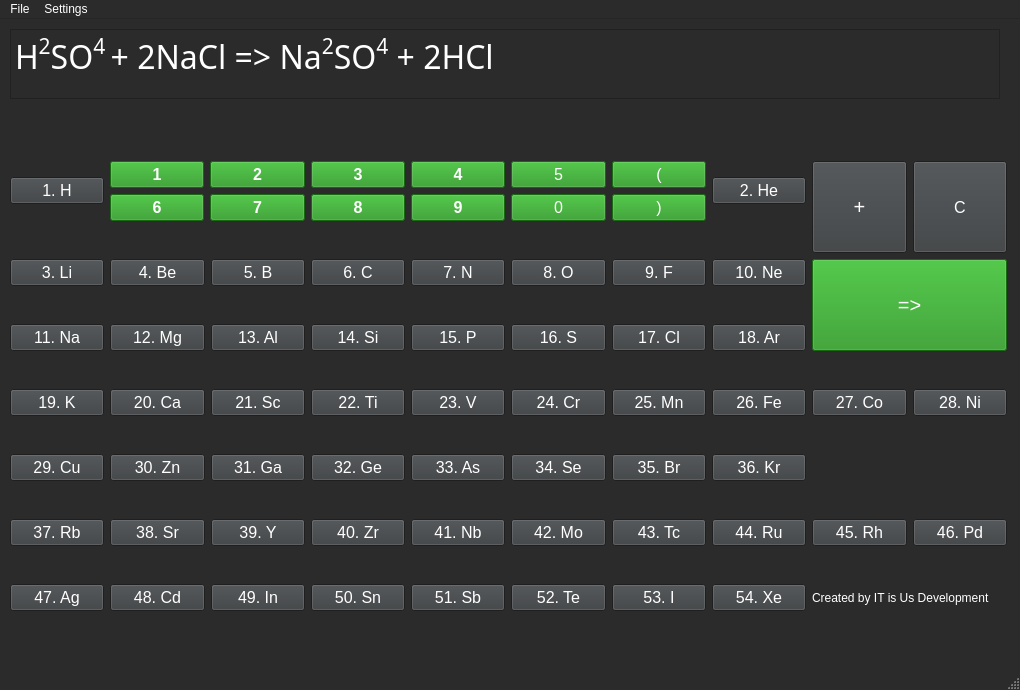
Old version of the form Sub_parameters.ui in the repository AlexSmirn0v/Chemical-Romance.
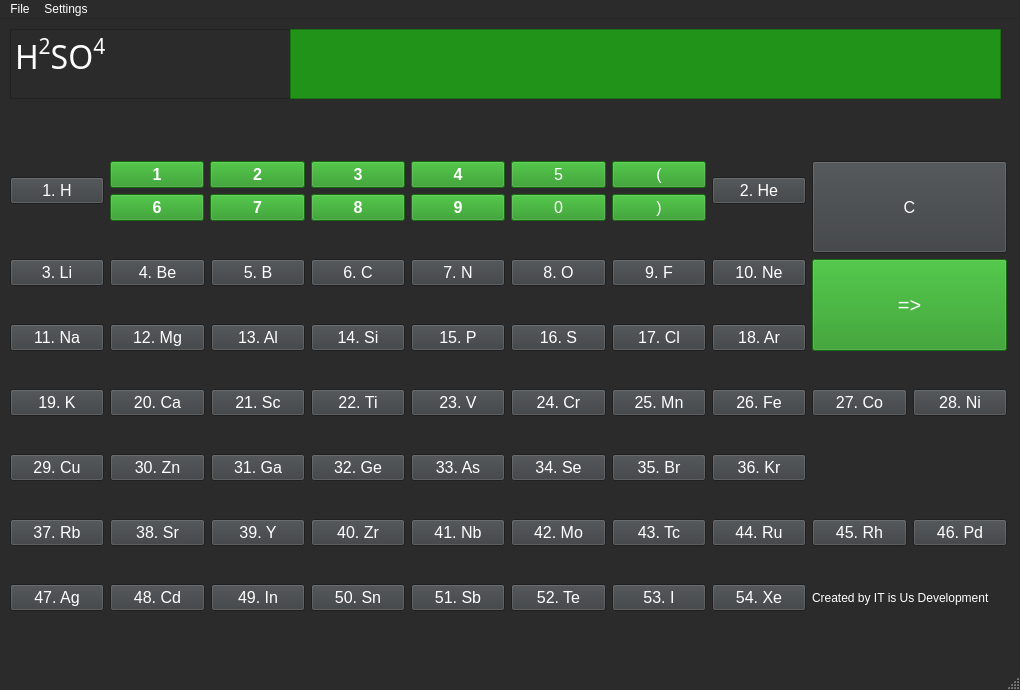
New version of the form.

```diff
--- a/Sub_parameters.ui
+++ b/Sub_parameters.ui
@@ -535,7 +535,7 @@
      <rect>
       <x>10</x>
       <y>10</y>
-      <width>990</width>
+      <width>281</width>
       <height>70</height>
      </rect>
     </property>
@@ -553,7 +553,7 @@
 &lt;html&gt;&lt;head&gt;&lt;meta name=&quot;qrichtext&quot; content=&quot;1&quot; /&gt;&lt;style type=&quot;text/css&quot;&gt;
 p, li { white-space: pre-wrap; }
 &lt;/style&gt;&lt;/head&gt;&lt;body style=&quot; font-family:'Yu Gothic Light'; font-size:18pt; font-weight:400; font-style:normal;&quot;&gt;
-&lt;p style=&quot; margin-top:0px; margin-bottom:0px; margin-left:0px; margin-right:0px; -qt-block-indent:0; text-indent:0px;&quot;&gt;&lt;span style=&quot; font-family:'MS Shell Dlg 2'; font-size:24pt;&quot;&gt;H&lt;/span&gt;&lt;span style=&quot; font-family:'MS Shell Dlg 2'; font-size:24pt; vertical-align:super;&quot;&gt;2&lt;/span&gt;&lt;span style=&quot; font-family:'MS Shell Dlg 2'; font-size:24pt;&quot;&gt;SO&lt;/span&gt;&lt;span style=&quot; font-family:'MS Shell Dlg 2'; font-size:24pt; vertical-align:super;&quot;&gt;4 &lt;/span&gt;&lt;span style=&quot; font-family:'MS Shell Dlg 2'; font-size:24pt;&quot;&gt;+ 2NaCl =&amp;gt; Na&lt;/span&gt;&lt;span style=&quot; font-family:'MS Shell Dlg 2'; font-size:24pt; vertical-align:super;&quot;&gt;2&lt;/span&gt;&lt;span style=&quot; font-family:'MS Shell Dlg 2'; font-size:24pt;&quot;&gt;SO&lt;/span&gt;&lt;span style=&quot; font-family:'MS Shell Dlg 2'; font-size:24pt; vertical-align:super;&quot;&gt;4&lt;/span&gt;&lt;span style=&quot; font-family:'MS Shell Dlg 2'; font-size:24pt;&quot;&gt; + 2HCl&lt;/span&gt;&lt;/p&gt;&lt;/body&gt;&lt;/html&gt;</string>
+&lt;p style=&quot; margin-top:0px; margin-bottom:0px; margin-left:0px; margin-right:0px; -qt-block-indent:0; text-indent:0px;&quot;&gt;&lt;span style=&quot; font-family:'MS Shell Dlg 2'; font-size:24pt;&quot;&gt;H&lt;/span&gt;&lt;span style=&quot; font-family:'MS Shell Dlg 2'; font-size:24pt; vertical-align:super;&quot;&gt;2&lt;/span&gt;&lt;span style=&quot; font-family:'MS Shell Dlg 2'; font-size:24pt;&quot;&gt;SO&lt;/span&gt;&lt;span style=&quot; font-family:'MS Shell Dlg 2'; font-size:24pt; vertical-align:super;&quot;&gt;4&lt;/span&gt;&lt;/p&gt;&lt;/body&gt;&lt;/html&gt;</string>
     </property>
    </widget>
    <widget class="QWidget" name="gridLayoutWidget">
@@ -1076,38 +1076,6 @@
       <layout class="QHBoxLayout" name="horizontalLayout_3">
        <item>
         <layout class="QGridLayout" name="gridLayout_3">
-         <item row="0" column="0">
-          <widget class="QPushButton" name="plusButton">
-           <property name="sizePolicy">
-            <sizepolicy hsizetype="Minimum" vsizetype="Minimum">
-             <horstretch>0</horstretch>
-             <verstretch>0</verstretch>
-            </sizepolicy>
-           </property>
-           <property name="font">
-            <font>
-             <family>Yu Gothic UI</family>
-             <pointsize>15</pointsize>
-            </font>
-           </property>
-           <property name="text">
-            <string>+</string>
-           </property>
-          </widget>
-         </item>
-         <item row="0" column="1">
-          <widget class="QPushButton" name="pushButton_59">
-           <property name="sizePolicy">
-            <sizepolicy hsizetype="Minimum" vsizetype="Preferred">
-             <horstretch>0</horstretch>
-             <verstretch>0</verstretch>
-            </sizepolicy>
-           </property>
-           <property name="text">
-            <string>С</string>
-           </property>
-          </widget>
-         </item>
          <item row="2" column="0" colspan="2">
           <widget class="QPushButton" name="enterButton">
            <property name="sizePolicy">
@@ -1131,6 +1099,19 @@
            </property>
           </widget>
          </item>
+         <item row="0" column="0" colspan="2">
+          <widget class="QPushButton" name="pushButton_59">
+           <property name="sizePolicy">
+            <sizepolicy hsizetype="Minimum" vsizetype="Preferred">
+             <horstretch>0</horstretch>
+             <verstretch>0</verstretch>
+            </sizepolicy>
+           </property>
+           <property name="text">
+            <string>С</string>
+           </property>
+          </widget>
+         </item>
         </layout>
        </item>
       </layout>
@@ -4669,6 +4650,34 @@
      </item>
     </layout>
    </widget>
+   <widget class="QTextBrowser" name="Valence_Oxidation">
+    <property name="geometry">
+     <rect>
+      <x>290</x>
+      <y>10</y>
+      <width>711</width>
+      <height>70</height>
+     </rect>
+    </property>
+    <property name="font">
+     <font>
+      <family>Segoe UI</family>
+      <pointsize>18</pointsize>
+      <kerning>false</kerning>
+     </font>
+    </property>
+    <property name="styleSheet">
+     <string notr="true">background-color: rgb(33, 147, 25);
+color: rgb(255, 255, 255);</string>
+    </property>
+    <property name="html">
+     <string>&lt;!DOCTYPE HTML PUBLIC &quot;-//W3C//DTD HTML 4.0//EN&quot; &quot;http://www.w3.org/TR/REC-html40/strict.dtd&quot;&gt;
+&lt;html&gt;&lt;head&gt;&lt;meta name=&quot;qrichtext&quot; content=&quot;1&quot; /&gt;&lt;style type=&quot;text/css&quot;&gt;
+p, li { white-space: pre-wrap; }
+&lt;/style&gt;&lt;/head&gt;&lt;body style=&quot; font-family:'Segoe UI'; font-size:18pt; font-weight:400; font-style:normal;&quot;&gt;
+&lt;p style=&quot;-qt-paragraph-type:empty; margin-top:0px; margin-bottom:0px; margin-left:0px; margin-right:0px; -qt-block-indent:0; text-indent:0px;&quot;&gt;&lt;br /&gt;&lt;/p&gt;&lt;/body&gt;&lt;/html&gt;</string>
+    </property>
+   </widget>
   </widget>
   <widget class="QMenuBar" name="menubar">
    <property name="geometry">
```
